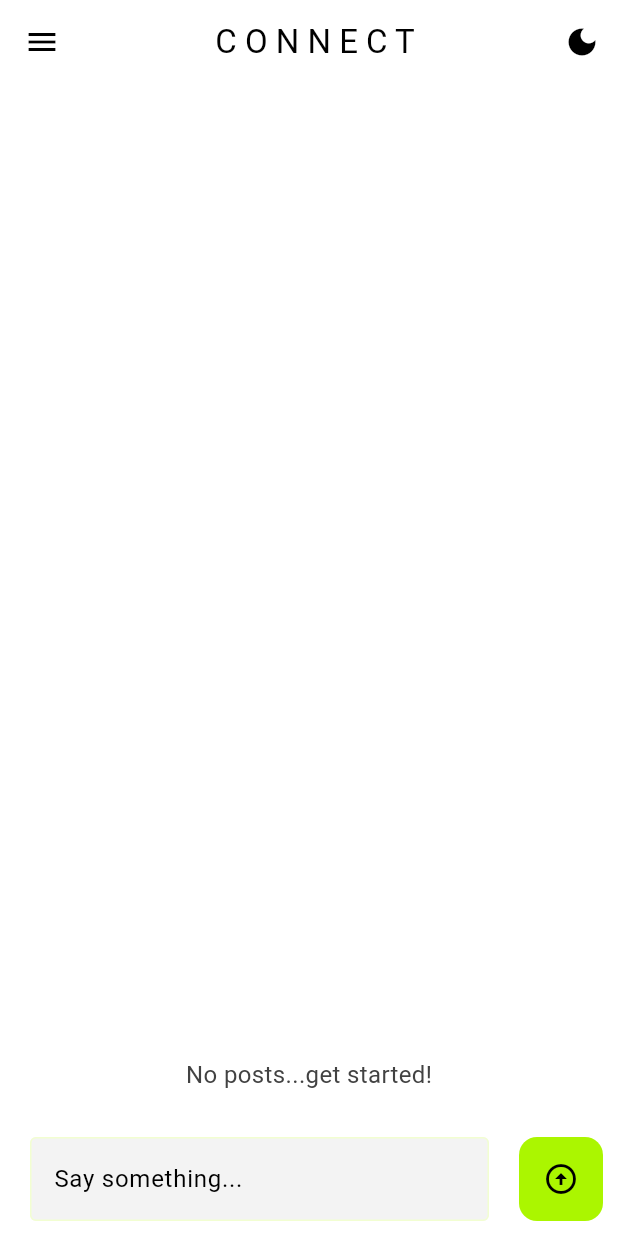
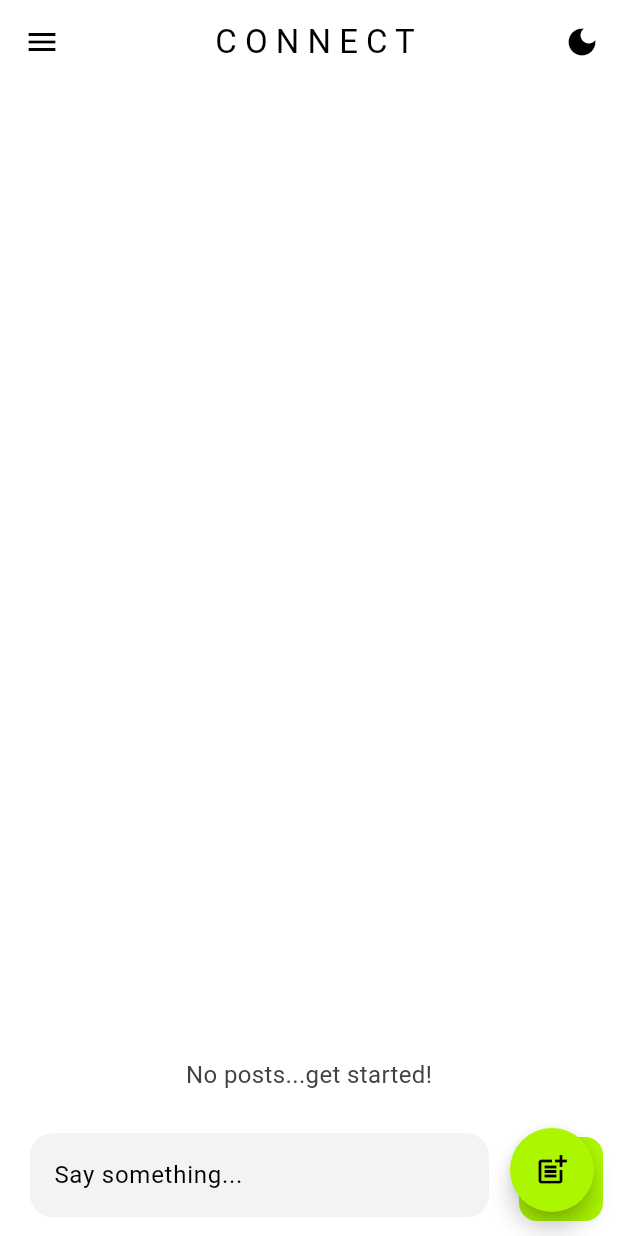
Before and after one commit to SyedAbdulNafay/Social-Media-App, a Flutter app: the screen it shows once a user with an empty profile is signed in, on a phone screen of 412 x 824 dp. Run offline on Flutter 3.47's test engine with Material 3 defaults, Android fonts, the phone set to English and light mode, and no system bars; our stand-ins replace cloud_firestore, firebase_auth, firebase_core, firebase_storage, image_picker, swipe_to; accounts and stored records are empty; network calls fail.

Commit message:
replying to messages in process

```diff
--- a/lib/main.dart
+++ b/lib/main.dart
@@ -36,7 +36,7 @@ class MyApp extends StatelessWidget {
             '/login_or_signup_page': (context) => const LoginOrSignup(),
             '/home_page': (context) => const FeedPage(),
             '/profile_page': (context) => const ProfilePage(),
-            '/users_page': (context) => UsersPage(),
+            '/users_page': (context) => const UsersPage(),
           },
         );
       },
--- a/lib/pages/feed_page.dart
+++ b/lib/pages/feed_page.dart
@@ -2,6 +2,7 @@ import 'package:cloud_firestore/cloud_firestore.dart';
 import 'package:flutter/material.dart';
 import 'package:provider/provider.dart';
 import 'package:social_media_app/database/posts_firestore.dart';
+import 'package:social_media_app/pages/post_screen.dart';
 import 'package:social_media_app/theme/theme_manager.dart';
 import 'package:social_media_app/widgets/my_list_tile.dart';
 import 'package:social_media_app/widgets/my_post_button.dart';
@@ -49,6 +50,14 @@ class _FeedPageState extends State<FeedPage> {
         _focusNode.unfocus();
       },
       child: Scaffold(
+        floatingActionButton: FloatingActionButton(
+          shape: const CircleBorder(),
+          foregroundColor: Colors.black,
+          backgroundColor: Theme.of(context).colorScheme.inversePrimary,
+          onPressed: () => Navigator.push(context,
+              MaterialPageRoute(builder: (context) => const PostScreen())),
+          child: const Icon(Icons.post_add),
+        ),
         backgroundColor: Theme.of(context).colorScheme.surface,
         appBar: AppBar(
           actions: [
@@ -127,6 +136,7 @@ class _FeedPageState extends State<FeedPage> {
               children: [
                 Expanded(
                   child: MyTextField(
+                      isReplying: false,
                       focusNode: _focusNode,
                       hintText: "Say something...",
                       obscureText: false,
--- a/lib/pages/homepage.dart
+++ b/lib/pages/homepage.dart
@@ -14,7 +14,7 @@ class _HomePageState extends State<HomePage> {
   Widget build(BuildContext context) {
     return Scaffold(
       body: PageView(
-        children: [const FeedPage(), UsersPage()],
+        children: const [FeedPage(), UsersPage()],
       ),
     );
   }
--- a/lib/pages/login_page.dart
+++ b/lib/pages/login_page.dart
@@ -109,12 +109,14 @@ class _LoginPageState extends State<LoginPage> {
 
                     //email text field
                     MyTextField(
+                      isReplying: false,
                         hintText: "Email",
                         obscureText: false,
                         controller: _emailcontroller),
 
                     //password text field
                     MyTextField(
+                      isReplying: false,
                         hintText: "Password",
                         obscureText: true,
                         controller: _passwordcontroller),
--- a/lib/pages/profile_page.dart
+++ b/lib/pages/profile_page.dart
@@ -66,6 +66,7 @@ class _ProfilePageState extends State<ProfilePage> {
                     TextStyle(color: Theme.of(context).colorScheme.secondary),
               ),
               content: MyTextField(
+                isReplying: false,
                 hintText: "Enter new $field",
                 obscureText: false,
                 onChanged: (value) {
--- a/lib/pages/signup_page.dart
+++ b/lib/pages/signup_page.dart
@@ -150,12 +150,14 @@ class _SignUpPageState extends State<SignUpPage> {
                     ),
 
                     MyTextField(
+                      isReplying: false,
                         hintText: "Username",
                         obscureText: false,
                         controller: _usernamecontroller),
 
                     //email text field
                     MyTextField(
+                      isReplying: false,
                         validator: emailValidator,
                         hintText: "Email",
                         obscureText: false,
@@ -163,6 +165,7 @@ class _SignUpPageState extends State<SignUpPage> {
 
                     //password text field
                     MyTextField(
+                      isReplying: false,
                         validator: passwordValidator,
                         hintText: "Password",
                         obscureText: true,
@@ -170,6 +173,7 @@ class _SignUpPageState extends State<SignUpPage> {
 
                     //confirm password text field
                     MyTextField(
+                      isReplying: false,
                         validator: confirmPWValidator,
                         hintText: "Confirm Password",
                         obscureText: true,
--- a/lib/widgets/chat_bubble.dart
+++ b/lib/widgets/chat_bubble.dart
@@ -4,6 +4,7 @@ import 'package:provider/provider.dart';
 import 'package:social_media_app/theme/theme_manager.dart';
 
 class ChatBubble extends StatelessWidget {
+  final Map<String, dynamic>? replyMessage;
   final String message;
   final bool isCurrentUser;
   final Timestamp timestamp;
@@ -13,7 +14,8 @@ class ChatBubble extends StatelessWidget {
       required this.message,
       required this.isCurrentUser,
       required this.timestamp,
-      required this.status});
+      required this.status,
+      this.replyMessage});
 
   @override
   Widget build(BuildContext context) {
--- a/lib/widgets/my_list_tile.dart
+++ b/lib/widgets/my_list_tile.dart
@@ -134,6 +134,7 @@ class _MyListTileState extends State<MyListTile> {
                       children: [
                         Expanded(
                           child: MyTextField(
+                            isReplying: false,
                             obscureText: false,
                             hintText: "Enter comment here...",
                             controller: _commentController,
--- a/lib/widgets/my_text_field.dart
+++ b/lib/widgets/my_text_field.dart
@@ -1,6 +1,7 @@
 import 'package:flutter/material.dart';
 
 class MyTextField extends StatelessWidget {
+  final bool isReplying;
   final String? Function(String?)? validator;
   final String? hintText;
   final bool obscureText;
@@ -14,13 +15,15 @@ class MyTextField extends StatelessWidget {
       this.controller,
       this.validator,
       this.focusNode,
-      this.onChanged});
+      this.onChanged,
+      required this.isReplying});
 
   @override
   Widget build(BuildContext context) {
     return Padding(
-      padding: const EdgeInsets.only(left: 20, bottom: 10, top: 5, right: 20),
+      padding: const EdgeInsets.only(left: 20, bottom: 10, right: 20),
       child: TextFormField(
+        cursorColor: Theme.of(context).colorScheme.inversePrimary,
         onChanged: onChanged,
         autofocus: false,
         focusNode: focusNode,
@@ -28,20 +31,20 @@ class MyTextField extends StatelessWidget {
         controller: controller,
         obscureText: obscureText,
         decoration: InputDecoration(
-            focusedBorder: OutlineInputBorder(
-                borderSide: BorderSide(
-                    color: Theme.of(context).colorScheme.inversePrimary)),
-            enabledBorder: OutlineInputBorder(
-                borderSide: BorderSide(
-                    color: Theme.of(context).colorScheme.secondary)),
-            disabledBorder: OutlineInputBorder(
-                borderSide: BorderSide(
-                    color: Theme.of(context).colorScheme.surface)),
-            fillColor: Theme.of(context).colorScheme.primary,
-            filled: true,
-            hintText: hintText,
-            border:
-                OutlineInputBorder(borderRadius: BorderRadius.circular(12))),
+          border: OutlineInputBorder(
+            borderSide: BorderSide.none,
+            borderRadius: isReplying
+                ? const BorderRadius.only(
+                    topLeft: Radius.zero,
+                    topRight: Radius.zero,
+                    bottomLeft: Radius.circular(15),
+                    bottomRight: Radius.circular(15))
+                : BorderRadius.circular(15),
+          ),
+          fillColor: Theme.of(context).colorScheme.primary,
+          filled: true,
+          hintText: hintText,
+        ),
       ),
     );
   }
--- a/pubspec.yaml
+++ b/pubspec.yaml
@@ -41,6 +41,8 @@ dependencies:
   provider: ^6.1.2
   image_picker: ^1.1.2
   firebase_storage: ^12.1.0
+  flutter_slidable: ^3.1.0
+  swipe_to: ^1.0.6
 
 dev_dependencies:
   flutter_test:
```
Also changed, not shown: lib/models/message.dart (+6 -3 lines), lib/pages/chat_page.dart (+69 -10 lines), lib/pages/post_screen.dart (added, +17 -0 lines), lib/pages/users_page.dart (+36 -16 lines), lib/services/chat/chat_services.dart (+9 -1 lines), lib/widgets/reply_message.dart (added, +49 -0 lines), pubspec.lock.
